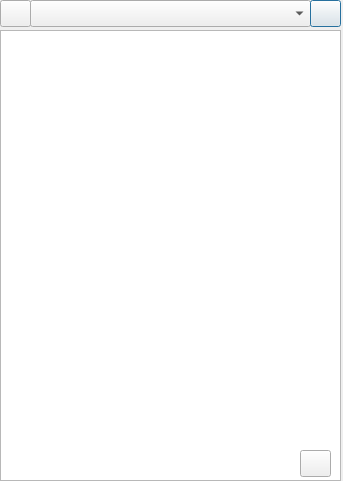
Before: the Qt Designer form mainwindow.ui in yordan-desta/noteMate, drawn with Qt 5.
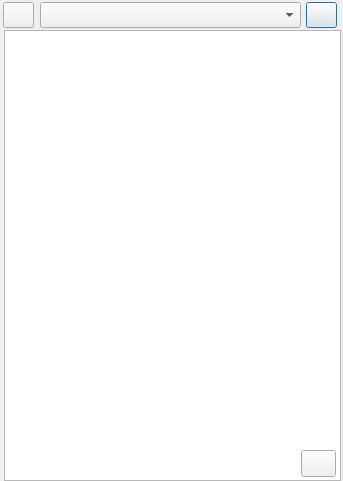
After: the same form once the commit is applied.

```diff
--- a/mainwindow.ui
+++ b/mainwindow.ui
@@ -22,20 +22,20 @@
   <widget class="QComboBox" name="topicCombobox">
    <property name="geometry">
     <rect>
-     <x>30</x>
-     <y>0</y>
-     <width>281</width>
-     <height>27</height>
+     <x>40</x>
+     <y>2</y>
+     <width>261</width>
+     <height>26</height>
     </rect>
    </property>
   </widget>
   <widget class="QPushButton" name="addButton">
    <property name="geometry">
     <rect>
-     <x>310</x>
-     <y>0</y>
+     <x>306</x>
+     <y>2</y>
      <width>31</width>
-     <height>27</height>
+     <height>26</height>
     </rect>
    </property>
    <property name="text">
@@ -45,10 +45,10 @@
   <widget class="QPushButton" name="delButton">
    <property name="geometry">
     <rect>
-     <x>0</x>
-     <y>0</y>
+     <x>3</x>
+     <y>2</y>
      <width>31</width>
-     <height>27</height>
+     <height>26</height>
     </rect>
    </property>
    <property name="text">
@@ -58,9 +58,9 @@
   <widget class="QPlainTextEdit" name="textEdit">
    <property name="geometry">
     <rect>
-     <x>0</x>
+     <x>4</x>
      <y>30</y>
-     <width>341</width>
+     <width>337</width>
      <height>451</height>
     </rect>
    </property>
@@ -68,9 +68,9 @@
   <widget class="QPushButton" name="saveButton">
    <property name="geometry">
     <rect>
-     <x>300</x>
+     <x>301</x>
      <y>450</y>
-     <width>31</width>
+     <width>35</width>
      <height>27</height>
     </rect>
    </property>
```
Left out of the diff: 4 changed lines with no effect on the pictures.
